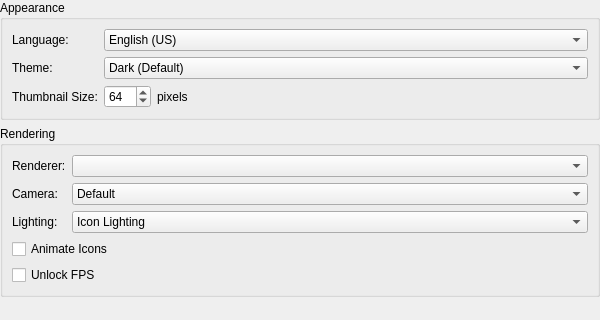
Old version of the form src/ui/Settings/InterfaceSettingsWidget.ui in the repository PCSX2/myMCpp; both pictures show x 0 to 600 and y 0 to 320 of the 600 by 600 pixel window.
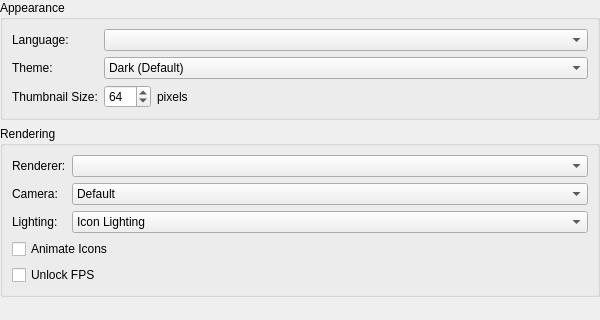
New version of the form.

The edit to the form file:
```diff
--- a/src/ui/Settings/InterfaceSettingsWidget.ui
+++ b/src/ui/Settings/InterfaceSettingsWidget.ui
@@ -46,13 +46,7 @@
        </widget>
       </item>
       <item row="0" column="1">
-       <widget class="QComboBox" name="languageCombo">
-        <item>
-         <property name="text">
-          <string>English (US)</string>
-         </property>
-        </item>
-       </widget>
+       <widget class="QComboBox" name="languageCombo"/>
       </item>
       <item row="1" column="0">
        <widget class="QLabel" name="themeLabel">
```
